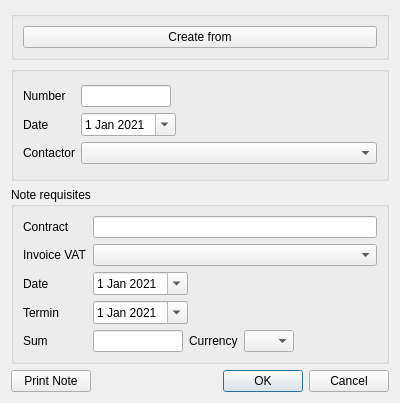
Sakton/CONVEYANCE_Q, file CONVEYANCE_Q/Modules/Note/thenoteform.ui: the form before one commit.
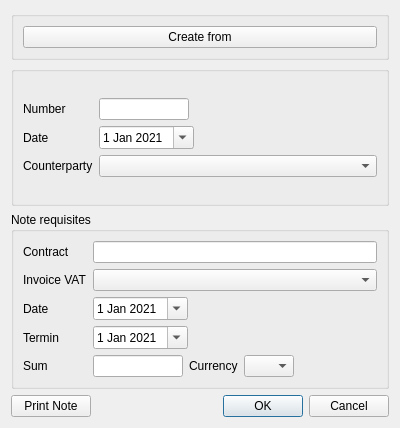
The form after the commit.

The edit to the form file:
```diff
--- a/CONVEYANCE_Q/Modules/Note/thenoteform.ui
+++ b/CONVEYANCE_Q/Modules/Note/thenoteform.ui
@@ -7,7 +7,7 @@
     <x>0</x>
     <y>0</y>
     <width>400</width>
-    <height>403</height>
+    <height>428</height>
    </rect>
   </property>
   <property name="minimumSize">
@@ -65,7 +65,7 @@
           <item row="3" column="0">
            <widget class="QLabel" name="label_3">
             <property name="text">
-             <string>Contactor</string>
+             <string>Counterparty</string>
             </property>
            </widget>
           </item>
```
